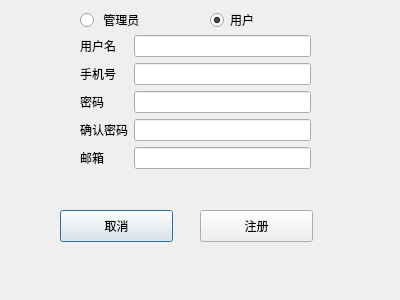
This is article_code/designer/registered.ui in zndemao/article as Qt 5 draws it before an edit. The edited form follows.
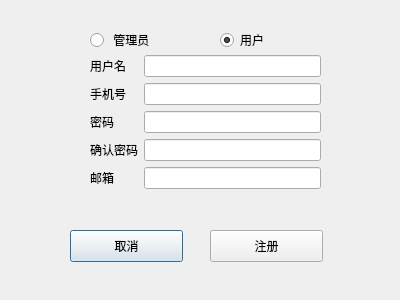
This is the edited form.

What changed in the file:
```diff
--- a/article_code/designer/registered.ui
+++ b/article_code/designer/registered.ui
@@ -16,8 +16,8 @@
   <widget class="QWidget" name="formLayoutWidget">
    <property name="geometry">
     <rect>
-     <x>80</x>
-     <y>35</y>
+     <x>90</x>
+     <y>55</y>
      <width>231</width>
      <height>147</height>
     </rect>
@@ -78,8 +78,8 @@
   <widget class="QPushButton" name="reg_close">
    <property name="geometry">
     <rect>
-     <x>60</x>
-     <y>210</y>
+     <x>70</x>
+     <y>230</y>
      <width>113</width>
      <height>32</height>
     </rect>
@@ -91,8 +91,8 @@
   <widget class="QPushButton" name="reg_reg">
    <property name="geometry">
     <rect>
-     <x>200</x>
-     <y>210</y>
+     <x>210</x>
+     <y>230</y>
      <width>113</width>
      <height>32</height>
     </rect>
@@ -107,8 +107,8 @@
   <widget class="QRadioButton" name="radioButton_admin">
    <property name="geometry">
     <rect>
-     <x>80</x>
-     <y>10</y>
+     <x>90</x>
+     <y>30</y>
      <width>100</width>
      <height>20</height>
     </rect>
@@ -120,8 +120,8 @@
   <widget class="QRadioButton" name="radioButton_user">
    <property name="geometry">
     <rect>
-     <x>210</x>
-     <y>10</y>
+     <x>220</x>
+     <y>30</y>
      <width>100</width>
      <height>20</height>
     </rect>
```
